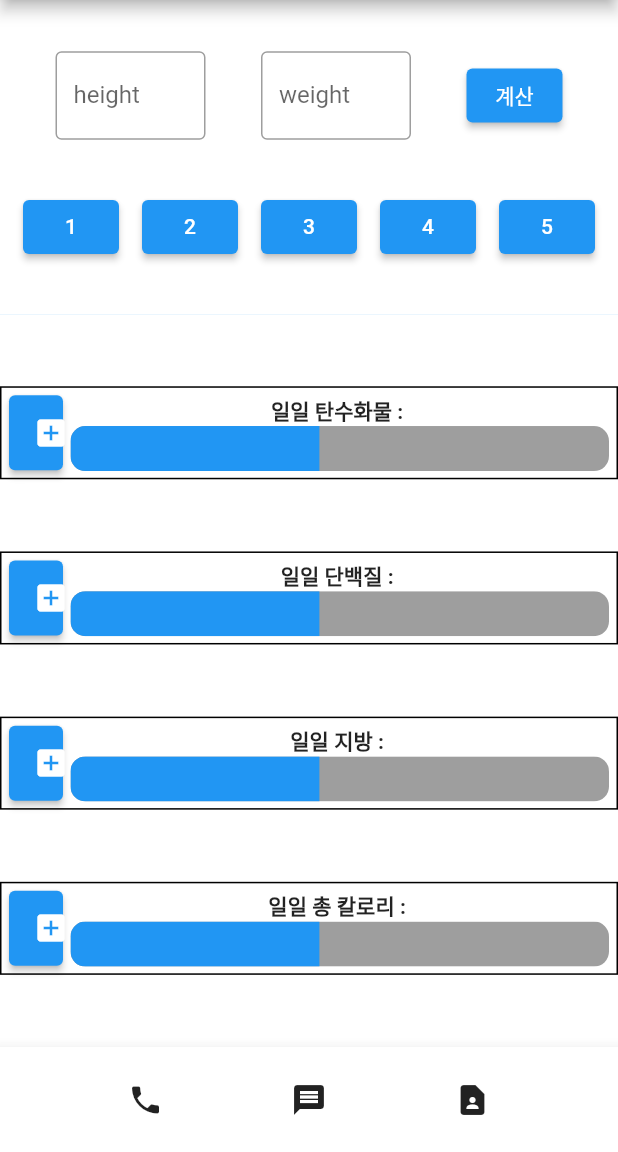
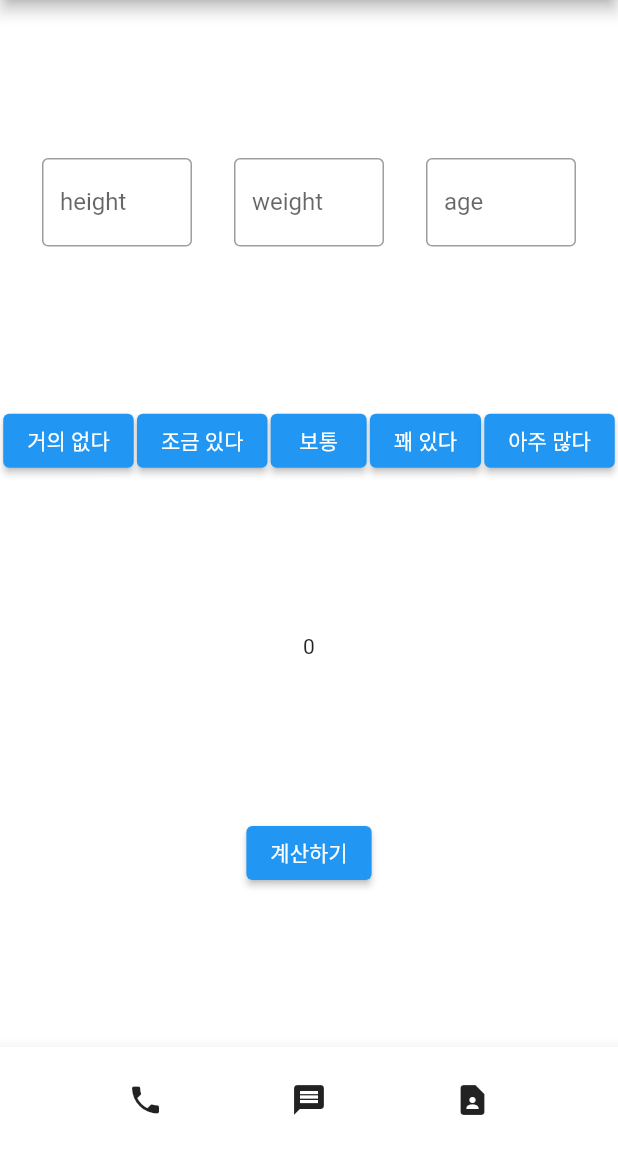
Before and after one commit to hyuntall/calorie-manager, a Flutter app: the screen it shows after launch, on a phone screen of 412 x 824 dp, the part 84-1236 px from its top. Run offline on Flutter 3.47's test engine with Material 2 defaults, Android fonts, the phone set to English and light mode, and no system bars.

Commit message:
Add the function of switching screens and delivering data

```diff
--- /dev/null
+++ b/lib/firstScreen.dart
@@ -0,0 +1,160 @@
+import 'package:flutter/material.dart';
+import 'package:flutter/services.dart';
+import 'secondSreen.dart';
+
+class First extends StatefulWidget{
+  @override
+  FirstScreen createState() => FirstScreen();
+
+}
+
+class FirstScreen extends State<First> {
+  int height = 0;
+  int weight = 0;
+  int age = 0;
+  double func = 0.0;
+  int calories = 0;
+  @override
+  Widget build(BuildContext context) {
+
+    return MaterialApp(
+        home: Scaffold(
+          appBar: AppBar( actions: [Icon(Icons.star), Icon(Icons.star)],leading: Icon(Icons.star), title: Text("calorie_manager")),
+          body: Container(
+              color: Colors.blue,
+              child: Container(
+                  child: Column(
+                    mainAxisSize: MainAxisSize.max,
+                    mainAxisAlignment: MainAxisAlignment.spaceEvenly,
+                    children: [
+                      Flexible(
+                        child: Row(
+                          mainAxisAlignment: MainAxisAlignment.spaceEvenly,
+                          children: [
+                            Container(
+                              width: 100,
+                              child: TextField(
+                                keyboardType: TextInputType.number,
+                                inputFormatters: [FilteringTextInputFormatter.allow(RegExp('[0-9]')),],
+                                onChanged: (text){
+                                  setState(() {
+                                    height = int.parse(text);
+                                  });
+                                },
+                                decoration: InputDecoration(
+                                    border: OutlineInputBorder(),
+                                    labelText: 'height'
+                                ),
+                              ),
+                            ),
+                            Container(
+                              width: 100,
+                              child: TextField(
+                                onChanged: (text){
+                                  setState(() {
+                                    weight = int.parse(text);
+                                  });
+                                },
+                                decoration: InputDecoration(
+                                    border: OutlineInputBorder(),
+                                    labelText: 'weight'
+                                ),
+                              ),
+                            ),
+                            Container(
+                              width: 100,
+                              child: TextField(
+                                onChanged: (text){
+                                  setState(() {
+                                    age = int.parse(text);
+                                  });
+                                },
+                                decoration: InputDecoration(
+                                    border: OutlineInputBorder(),
+                                    labelText: 'age'
+                                ),
+                              ),
+                            ),
+                          ],
+                        ), flex: 1,
+                      ),
+                      Flexible(
+                        child: Row(
+                          mainAxisAlignment: MainAxisAlignment.spaceEvenly,
+                          children: [
+                            ElevatedButton(onPressed: () {
+                              setState(() {
+                                func = 1.2;
+                                calories = ((66 + (13.7 * weight) + (5*height) - (6.8 * age)) * func).round();
+                              });
+                            }, child: Text('거의 없다')),
+                            ElevatedButton(onPressed: () {
+                              setState(() {
+                                func = 1.375;
+                                calories = ((66 + (13.7 * weight) + (5*height) - (6.8 * age)) * func).round();
+                              });
+                            }, child: Text('조금 있다')),
+                            ElevatedButton(onPressed: () {
+                              setState(() {
+                                func = 1.55;
+                                calories = ((66 + (13.7 * weight) + (5*height) - (6.8 * age)) * func).round();
+                              });
+                            }, child: Text('보통')),
+                            ElevatedButton(onPressed: () {
+                              setState(() {
+                                func = 1.725;
+                                calories = ((66 + (13.7 * weight) + (5*height) - (6.8 * age)) * func).round();
+                              });
+                            }, child: Text('꽤 있다')),
+                            ElevatedButton(onPressed: () {
+                              setState(() {
+                                func = 1.9;
+                                calories = ((66 + (13.7 * weight) + (5*height) - (6.8 * age)) * func).round();
+                              });
+                            }, child: Text('아주 많다')),
+                          ],
+                        ), flex: 1,
+                      ),
+                      Flexible(child: Text('$calories')),
+                      Flexible(
+                        child: Row(
+                          mainAxisAlignment: MainAxisAlignment.spaceEvenly,
+                          children: [
+                            ElevatedButton(onPressed: () async {
+                              final params = MyArguments(calories);
+                              await Navigator.push(
+                                context,
+                                MaterialPageRoute(builder: (context) => SecondScreen(params:params)),
+                              );
+                            }, child: Text('계산하기')),
+                          ],
+                        ), flex: 1,
+                      )
+                    ],
+                  ),
+                  color: Colors.white
+              )
+          ),
+          bottomNavigationBar: BottomAppBar(
+            child: SizedBox(
+              height: 70,
+              child: Row(
+                mainAxisAlignment: MainAxisAlignment.spaceEvenly,
+                children: [
+                  Icon(Icons.phone),
+                  Icon(Icons.message),
+                  Icon(Icons.contact_page),
+                ],
+              ),
+            ),
+          ),
+        )
+    );
+  }
+}
+
+class MyArguments{
+  final int myCaloires;
+
+  MyArguments(this.myCaloires);
+}
--- a/lib/main.dart
+++ b/lib/main.dart
@@ -1,160 +1,17 @@
 import 'package:flutter/material.dart';
-
+import 'firstScreen.dart';
 void main() {
-  runApp(const MyApp());
+  runApp(MyApp());
 }
 
 class MyApp extends StatelessWidget {
-  const MyApp({Key? key}) : super(key: key);
+
   @override
   Widget build(BuildContext context) {
-
     return MaterialApp(
-        home: Scaffold(
-          appBar: AppBar( actions: [Icon(Icons.star), Icon(Icons.star)],leading: Icon(Icons.star), title: Text("calorie_manager")),
-          body: Container(
-            color: Colors.blue,
-            child: Column(
-
-              children: [
-                Flexible(
-                  child: Container(
-                    child: Column(
-                      mainAxisSize: MainAxisSize.max,
-                      mainAxisAlignment: MainAxisAlignment.spaceEvenly,
-                      children: [
-                        Flexible(
-                          child: Row(
-                            mainAxisAlignment: MainAxisAlignment.spaceEvenly,
-                            children: [
-                              Container(
-                                width: 100,
-                                child: TextField(
-                                  decoration: InputDecoration(
-                                    border: OutlineInputBorder(),
-                                    labelText: 'height'
-                                  ),
-                                ),
-                              ),
-                              Container(
-                                width: 100,
-                                child: TextField(
-                                  decoration: InputDecoration(
-                                      border: OutlineInputBorder(),
-                                      labelText: 'weight'
-                                  ),
-                                ),
-                              ),
-                              ElevatedButton(onPressed: () {}, child: Text('계산')),
-                            ],
-                          ), flex: 1,
-                        ),
-                        Flexible(
-                          child: Row(
-                            mainAxisAlignment: MainAxisAlignment.spaceEvenly,
-                            children: [
-                              ElevatedButton(onPressed: () {}, child: Text('1')),
-                              ElevatedButton(onPressed: () {}, child: Text('2')),
-                              ElevatedButton(onPressed: () {}, child: Text('3')),
-                              ElevatedButton(onPressed: () {}, child: Text('4')),
-                              ElevatedButton(onPressed: () {}, child: Text('5')),
-                            ],
-                          ), flex: 1,
-                        ),
-                      ],
-                    ),
-                    color: Colors.white
-                  ),flex: 3,
-                ),
-                Flexible(
-                  child: Container(
-                    child: Column(
-                      mainAxisSize: MainAxisSize.max,
-                      mainAxisAlignment: MainAxisAlignment.spaceEvenly,
-                      children: [
-                        gage('탄수화물'),
-                        gage('단백질'),
-                        gage('지방'),
-                        gage('총 칼로리'),
-                      ],
-                    ),
-                    color: Colors.white
-                  ),flex: 7,
-                )
-              ],
-            ),
-          ),
-          bottomNavigationBar: BottomAppBar(
-            child: SizedBox(
-              height: 70,
-              child: Row(
-                mainAxisAlignment: MainAxisAlignment.spaceEvenly,
-                children: [
-                  Icon(Icons.phone),
-                  Icon(Icons.message),
-                  Icon(Icons.contact_page),
-                ],
-              ),
-            ),
-          ),
-        )
+      title: 'calman',
+      debugShowCheckedModeBanner: false,
+      home: First(),
     );
   }
 }
-
-class gage extends StatelessWidget {
-
-  final String name;
-  const gage(this.name, {Key? key,}) : super(key: key);
-
-  @override
-  Widget build(BuildContext context) {
-    return Container(
-      decoration: BoxDecoration(
-        border: Border.all(
-          width: 1,
-          color: Colors.black
-        )
-      ),
-      child: Row(
-        children: [
-          Flexible(child: Container(
-            margin: EdgeInsets.fromLTRB(5, 5, 0, 5),
-            height: 50,
-              child: ElevatedButton(
-                onPressed: (){},
-                child: Icon(Icons.add_box),
-              )
-          ),flex: 1,
-          ),
-          Flexible(
-            child: Container(
-              margin: EdgeInsets.fromLTRB(5, 0, 5, 0),
-              child: Column(
-                children: <Widget>[
-                  Text(
-                    "일일 "+name + " : ",
-                    style: TextStyle(
-                      fontWeight: FontWeight.bold,
-                    ),
-                  ),
-                  Container(
-                    height: 30,
-                    child: ClipRRect(
-                      borderRadius: BorderRadius.all(Radius.circular(10)),
-                      child: LinearProgressIndicator(
-                        value: 0.4622,
-                        backgroundColor: Colors.grey,
-                      ),
-                    ),
-                  ),
-                ],
-              ),
-            ),
-            flex: 9,
-          ),
-        ],
-      ),
-    );
-  }
-}
```
Also changed, not shown: lib/myWidget.dart (added, +17 -0 lines), lib/secondSreen.dart (added, +116 -0 lines).
